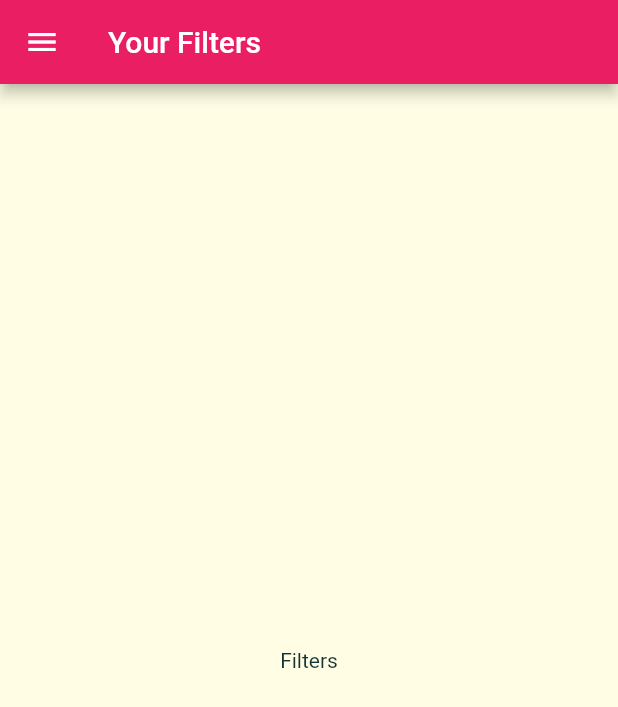
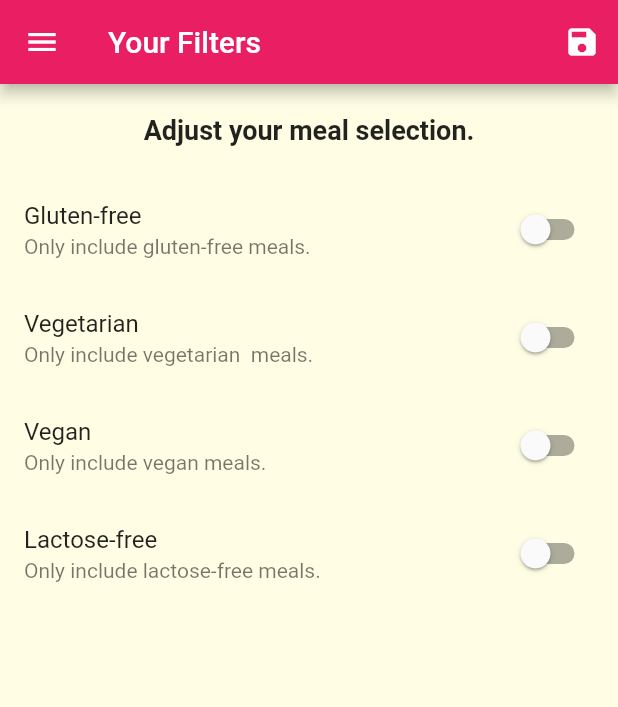
Before and after one commit to sollymay/meals_app, a Flutter app: the FiltersScreen screen opened by its route, on a phone screen of 412 x 824 dp. Shown: the top 707 px of the screen. Run offline on Flutter 3.47's test engine with Material 2 defaults, Android fonts, the phone set to English and light mode, and no system bars.

Commit message:
finished meals app

```diff
--- a/lib/main.dart
+++ b/lib/main.dart
@@ -1,13 +1,69 @@
 import 'package:flutter/material.dart';
+import 'package:meals_app/dummy_data.dart';
 import 'package:meals_app/screens/filters_screen.dart';
 import 'package:meals_app/screens/meal_detail_screen.dart';
 import 'screens/categories_screen.dart';
 import 'screens/category_meals_screen.dart';
 import 'screens/tabs_screens.dart';
+import './dummy_data.dart';
+import 'models/meal.dart';
 
 void main() => runApp(MyApp());
 
-class MyApp extends StatelessWidget {
+class MyApp extends StatefulWidget {
+  @override
+  _MyAppState createState() => _MyAppState();
+}
+
+class _MyAppState extends State<MyApp> {
+  Map<String, bool> _filters = {
+    'gluten': false,
+    'lactose': false,
+    'vegan': false,
+    'vegetarian': false,
+  };
+  List<Meal> _availableMeals = DUMMY_MEALS;
+  List<Meal> _favoriteMeals = [];
+  void _setFilters(Map<String, bool> filterData) {
+    setState(() {
+      _filters = filterData;
+      _availableMeals = DUMMY_MEALS.where((meal) {
+        if (_filters['gluten'] && !meal.isGlutenFree) {
+          return false;
+        }
+        if (_filters['vegetarian'] && !meal.isVegetarian) {
+          return false;
+        }
+        if (_filters['vegan'] && !meal.isVegetarian) {
+          return false;
+        }
+        if (_filters['lactose'] && !meal.isLactoseFree) {
+          return false;
+        }
+        return true;
+      }).toList();
+    });
+  }
+
+  void _toggleFavorite(String mealId) {
+    final existingIndex =
+        _favoriteMeals.indexWhere((meal) => meal.id == mealId);
+
+    if (existingIndex >= 0) {
+      setState(() {
+        _favoriteMeals.removeAt(existingIndex);
+      });
+    } else {
+      setState(() {
+        _favoriteMeals.add(DUMMY_MEALS.firstWhere((meal) => meal.id == mealId));
+      });
+    }
+  }
+
+  bool _isMealFavorite(String id) {
+    return _favoriteMeals.any((meal) => meal.id == id);
+  }
+
   @override
   Widget build(BuildContext context) {
     return MaterialApp(
@@ -31,10 +87,12 @@ class MyApp extends StatelessWidget {
       ),
       initialRoute: '/', // default is '/'
       routes: {
-        '/': (ctx) => TabsScreen(),
-        CategoryMealsScreen.routeName: (ctx) => CategoryMealsScreen(),
-        MealDetailScreen.routename: (ctx) => MealDetailScreen(),
-        FiltersScreen.routeName: (ctx) => FiltersScreen(),
+        '/': (ctx) => TabsScreen(_favoriteMeals),
+        CategoryMealsScreen.routeName: (ctx) =>
+            CategoryMealsScreen(_availableMeals),
+        MealDetailScreen.routename: (ctx) =>
+            MealDetailScreen(_toggleFavorite, _isMealFavorite),
+        FiltersScreen.routeName: (ctx) => FiltersScreen(_filters, _setFilters),
       },
       onUnknownRoute: (settings) {
         return MaterialPageRoute(
--- a/lib/screens/category_meals_screen.dart
+++ b/lib/screens/category_meals_screen.dart
@@ -1,11 +1,12 @@
 import 'package:flutter/material.dart';
 import '../models/meal.dart';
 import '../widgets/meal_item.dart';
-import '../dummy_data.dart';
 
 class CategoryMealsScreen extends StatefulWidget {
   static const routeName = '/category-meals';
+  final List<Meal> availableMeals;
 
+  CategoryMealsScreen(this.availableMeals);
   @override
   _CategoryMealsScreenState createState() => _CategoryMealsScreenState();
 }
@@ -20,16 +21,10 @@ class _CategoryMealsScreenState extends State<CategoryMealsScreen> {
         ModalRoute.of(context).settings.arguments as Map<String, String>;
     categoryTitle = routeArgs['title'];
     final categoryId = routeArgs['id'];
-    displayedMeals = DUMMY_MEALS.where((meal) {
+    displayedMeals = widget.availableMeals.where((meal) {
       return meal.categories.contains(categoryId);
     }).toList();
     super.didChangeDependencies();
-  }
-
-  void _removeMeal(String mealId) {
-    setState(() {
-      displayedMeals.removeWhere((meal) => meal.id == mealId);
-    });
   }
 
   @override
@@ -47,7 +42,7 @@ class _CategoryMealsScreenState extends State<CategoryMealsScreen> {
             duration: displayedMeals[index].duration,
             affordability: displayedMeals[index].affordability,
             complexity: displayedMeals[index].complexity,
-              removeItem: _removeMeal);
+          );
         },
         itemCount: displayedMeals.length,
       ),
--- a/lib/screens/filters_screen.dart
+++ b/lib/screens/filters_screen.dart
@@ -1,19 +1,124 @@
 import 'package:flutter/material.dart';
 import '../widgets/main_drawer.dart';
 
-class FiltersScreen extends StatelessWidget {
-  const FiltersScreen({Key key}) : super(key: key);
+class FiltersScreen extends StatefulWidget {
   static const routeName = '/filters';
+  final Function saveFilters;
+  final Map<String, bool> currentFilters;
+  FiltersScreen(this.currentFilters, this.saveFilters);
+  @override
+  _FiltersScreenState createState() => _FiltersScreenState();
+}
+
+class _FiltersScreenState extends State<FiltersScreen> {
+  bool _glutenFree = false;
+  bool _vegetarian = false;
+  bool _vegan = false;
+  bool _lactoseFree = false;
+
+  @override
+  void initState() {
+    _glutenFree = widget.currentFilters['gluten'];
+    _vegetarian = widget.currentFilters['vegetarian'];
+    _vegan = widget.currentFilters['vegan'];
+    _lactoseFree = widget.currentFilters['lactose'];
+    super.initState();
+  }
+
+  Widget _buildSwitchListTile(String title, String description,
+      bool currentValue, Function updateValue) {
+    return SwitchListTile(
+      title: Text(title),
+      value: currentValue,
+      subtitle: Text(description),
+      onChanged: updateValue,
+    );
+  }
+
   @override
   Widget build(BuildContext context) {
     return Scaffold(
         appBar: AppBar(
           title: Text("Your Filters"),
+          actions: [
+            IconButton(
+              icon: Icon(Icons.save),
+              onPressed: () {
+                final selectedFilters = {
+                  'gluten': _glutenFree,
+                  'lactose': _lactoseFree,
+                  'vegan': _vegan,
+                  'vegetarian': _vegetarian,
+                };
+                widget.saveFilters(selectedFilters);
+                Navigator.popAndPushNamed(context, '/');
+              },
+            )
+          ],
         ),
         drawer: MainDrawer(),
-      body: Center(
-        child: Text('Filters'),
+        body: Column(
+          children: [
+            Container(
+              padding: EdgeInsets.all(20),
+              child: Text('Adjust your meal selection.',
+                  style: Theme.of(context).textTheme.headline6),
             ),
+            Expanded(
+              child: ListView(
+                children: [
+                  _buildSwitchListTile(
+                    'Gluten-free',
+                    'Only include gluten-free meals.',
+                    _glutenFree,
+                    (_newValue) {
+                      setState(
+                        () {
+                          _glutenFree = _newValue;
+                        },
                       );
+                    },
+                  ),
+                  _buildSwitchListTile(
+                    'Vegetarian',
+                    'Only include vegetarian  meals.',
+                    _vegetarian,
+                    (_newValue) {
+                      setState(
+                        () {
+                          _vegetarian = _newValue;
+                        },
+                      );
+                    },
+                  ),
+                  _buildSwitchListTile(
+                    'Vegan',
+                    'Only include vegan meals.',
+                    _vegan,
+                    (_newValue) {
+                      setState(
+                        () {
+                          _vegan = _newValue;
+                        },
+                      );
+                    },
+                  ),
+                  _buildSwitchListTile(
+                    'Lactose-free',
+                    'Only include lactose-free meals.',
+                    _lactoseFree,
+                    (_newValue) {
+                      setState(
+                        () {
+                          _lactoseFree = _newValue;
+                        },
+                      );
+                    },
+                  ),
+                ],
+              ),
+            )
+          ],
+        ));
   }
 }
```
Also changed, not shown: lib/categories_screen.dart (added, +29 -0 lines), lib/category_item.dart (added, +38 -0 lines), lib/screens/favorites_screen.dart (+22 -4 lines), lib/screens/meal_detail_screen.dart (+5 -4 lines), lib/screens/tabs_screens.dart (+14 -5 lines), lib/widgets/meal_item.dart (+4 -10 lines). Lines whose indentation alone changed are shown as unchanged.
